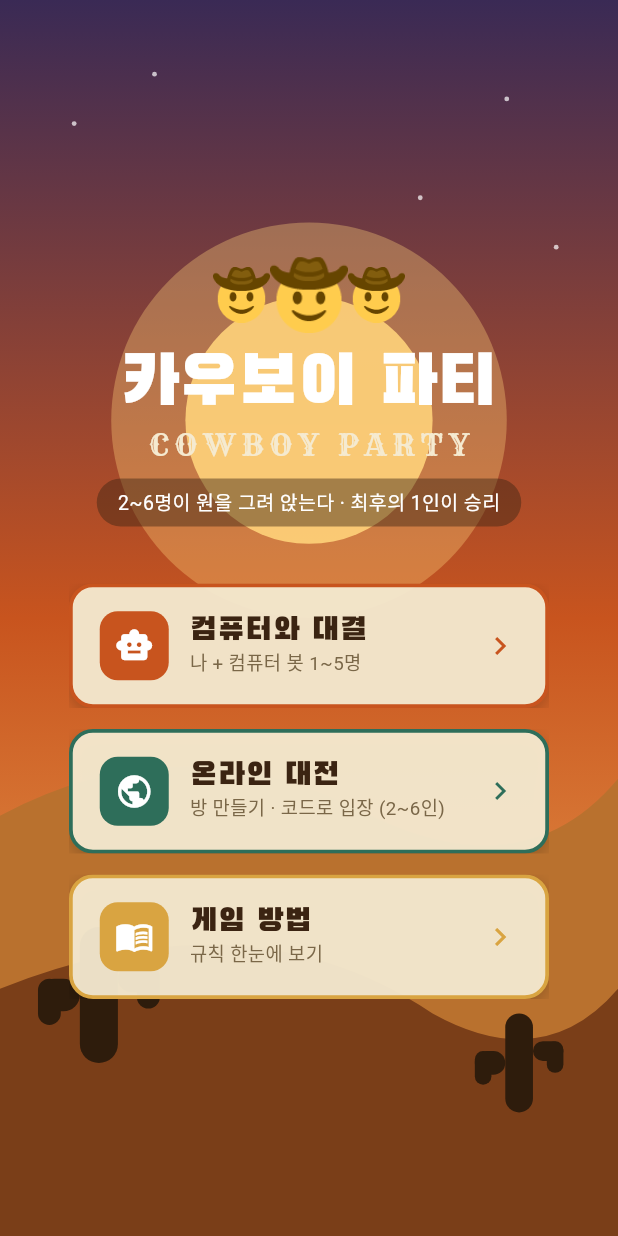
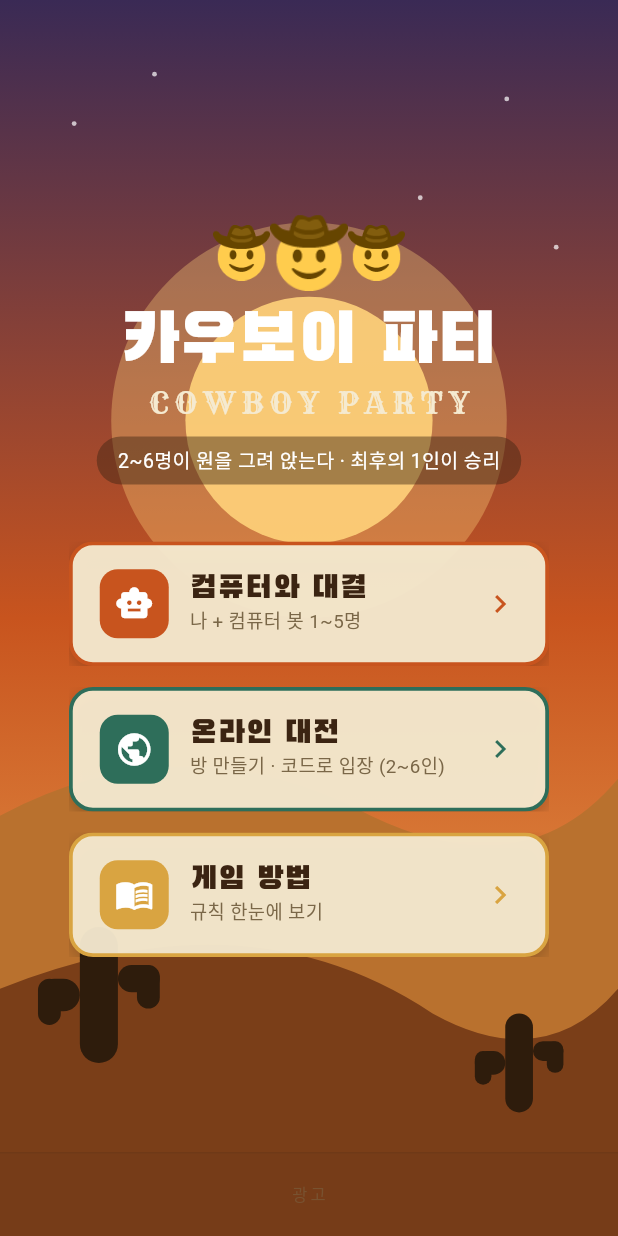
Before and after one commit to doonghwi/cowboy-party, a Flutter app: the screen it shows after launch, on a phone screen of 412 x 824 dp. Run offline on Flutter 3.47's test engine with Material 3 defaults, Android fonts, the phone set to English and light mode, and no system bars; our stand-ins replace firebase_core, firebase_database; accounts and stored records are empty; Roboto replaces fonts that are missing (GothicA1).

Commit message:
feat(2): 홈 하단에 광고 배너 슬롯 자리 예약(AdBannerSlot, 현재 빈 칸)

```diff
--- a/lib/screens/home_screen.dart
+++ b/lib/screens/home_screen.dart
@@ -1,6 +1,7 @@
 import 'package:flutter/material.dart';
 
 import '../theme.dart';
+import '../widgets/ad_banner_slot.dart';
 import '../widgets/desert_background.dart';
 import '../widgets/emo.dart';
 import 'how_to_play_screen.dart';
@@ -15,7 +16,10 @@ class HomeScreen extends StatelessWidget {
     return Scaffold(
       body: DesertBackground(
         child: SafeArea(
-          child: Center(
+          child: Column(
+            children: [
+              Expanded(
+                child: Center(
             child: SingleChildScrollView(
               padding: const EdgeInsets.symmetric(horizontal: 28, vertical: 24),
               child: Column(
@@ -88,6 +92,10 @@ class HomeScreen extends StatelessWidget {
                 ],
               ),
             ),
+                ),
+              ),
+              const AdBannerSlot(),
+            ],
           ),
         ),
       ),
--- /dev/null
+++ b/lib/widgets/ad_banner_slot.dart
@@ -0,0 +1,44 @@
+import 'package:flutter/material.dart';
+
+import '../theme.dart';
+
+/// A reserved, currently-empty banner-ad slot (standard 320x50-ish mobile
+/// banner footprint). It just holds the space at the bottom of a screen so the
+/// layout already accounts for an ad; drop a real ad widget in [child] later
+/// (e.g. an AdMob `AdWidget`) without shifting anything else.
+class AdBannerSlot extends StatelessWidget {
+  /// The actual ad view, once wired up. While null the slot stays empty.
+  final Widget? child;
+
+  /// Reserve the space even when there's no ad yet. Set false to collapse.
+  final bool reserveWhenEmpty;
+
+  const AdBannerSlot({super.key, this.child, this.reserveWhenEmpty = true});
+
+  static const double height = 56;
+
+  @override
+  Widget build(BuildContext context) {
+    if (child == null && !reserveWhenEmpty) return const SizedBox.shrink();
+    return Container(
+      width: double.infinity,
+      height: height,
+      alignment: Alignment.center,
+      decoration: BoxDecoration(
+        color: CD.leather.withValues(alpha: 0.06),
+        border: Border(
+          top: BorderSide(color: CD.leather.withValues(alpha: 0.12)),
+        ),
+      ),
+      child: child ??
+          Text(
+            '광고',
+            style: TextStyle(
+              color: CD.muted.withValues(alpha: 0.5),
+              fontSize: 11,
+              letterSpacing: 2,
+            ),
+          ),
+    );
+  }
+}
```
